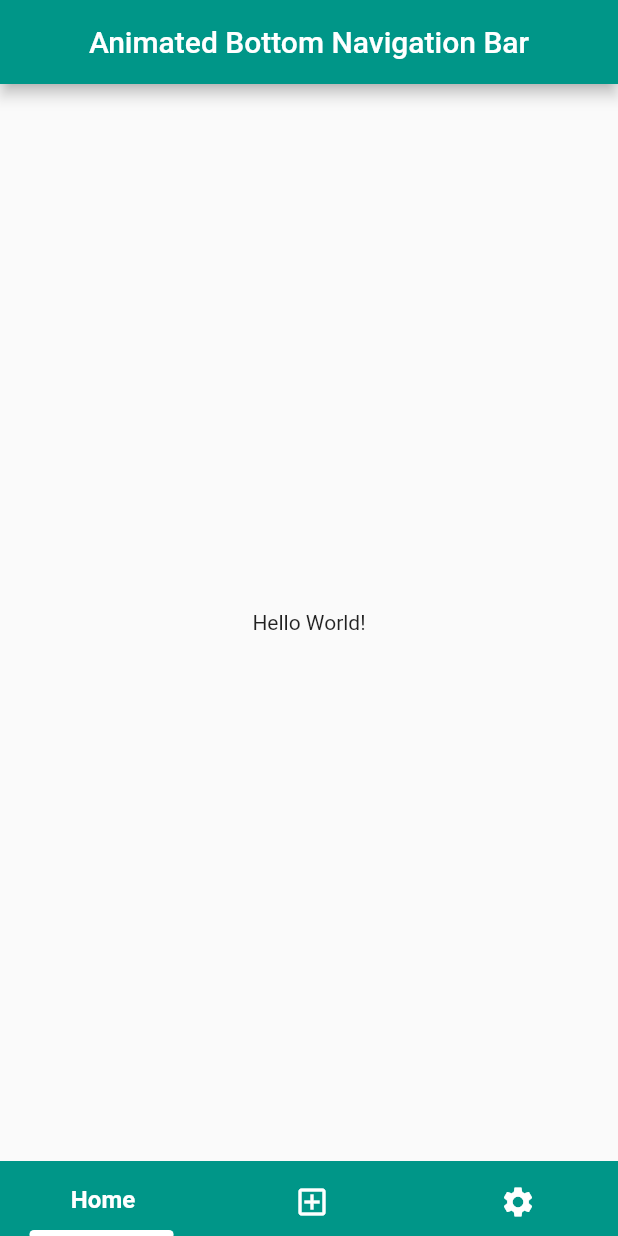
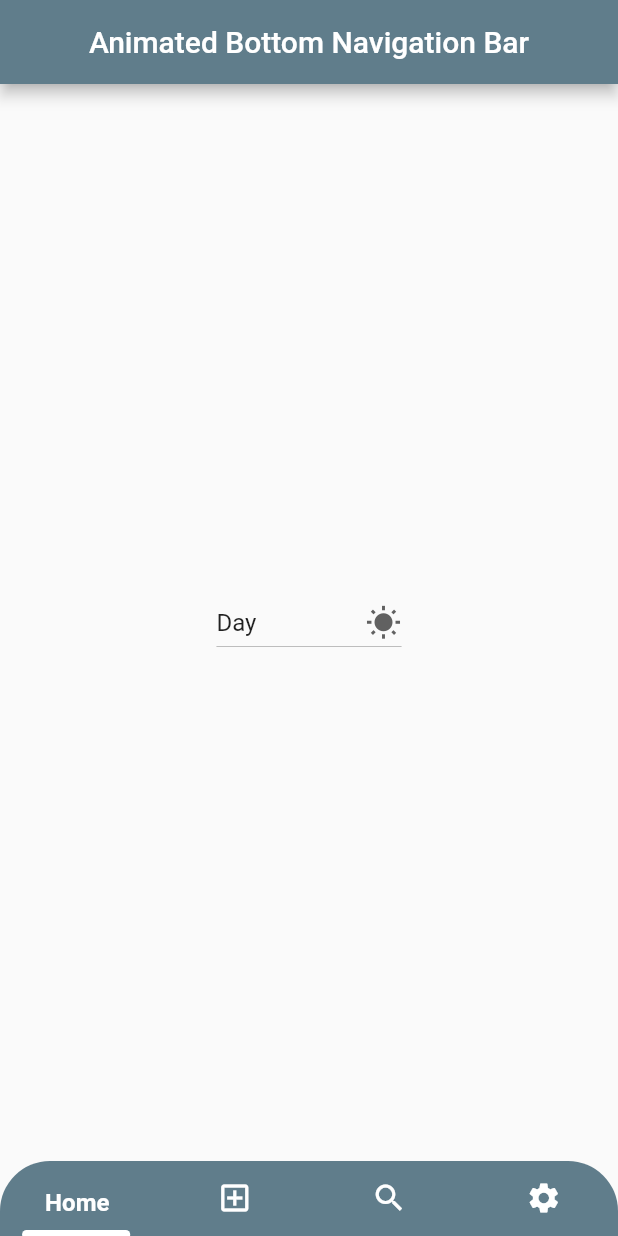
Before and after one commit to ikyilmaz/flutter-animated-bottom-navigation-bar, a Flutter app: the screen it shows after launch, on a phone screen of 412 x 824 dp. Run offline on Flutter 3.47's test engine with Material 2 defaults, Android fonts, the phone set to English and light mode, and no system bars.

Commit message:
some improvements

```diff
--- a/lib/main.dart
+++ b/lib/main.dart
@@ -5,14 +5,14 @@ void main(List<String> args) {
     MaterialApp(
       debugShowCheckedModeBanner: false,
       title: 'Animated Bottom Navigation Bar',
-      theme: ThemeData(primarySwatch: Colors.teal),
+      theme: ThemeData(primarySwatch: Colors.blueGrey),
       home: MyHomePage(),
     ),
   );
 }
 
 class MyHomePage extends StatefulWidget {
-  final List<NavItem> items = [
+  final List<NavItem> _navItems = [
     NavItem(
       icon: Icons.home,
       color: Colors.white,
@@ -24,11 +24,28 @@ class MyHomePage extends StatefulWidget {
       title: "Add",
     ),
     NavItem(
+      icon: Icons.search,
+      color: Colors.white,
+      title: "Search",
+    ),
+    NavItem(
       icon: Icons.settings,
       color: Colors.white,
       title: "Settings",
     ),
   ];
+
+  final List<String> dropdownItems = [
+    "Day",
+    "Night",
+    "Day and Night",
+    "Midnight"
+  ];
+
+  final double _navHeight = 50;
+
+  final Curve _curve = Curves.elasticOut;
+  final Duration _animationDuration = Duration(seconds: 1);
 
   MyHomePage({
     Key key,
@@ -40,33 +57,47 @@ class MyHomePage extends StatefulWidget {
 
 class _MyHomePageState extends State<MyHomePage> {
   int _activeIndex = 0;
-
-  final Curve _curve = Curves.elasticOut;
-  final Duration _animationDuration = Duration(seconds: 1);
+  String _value = "Day";
 
   @override
   Widget build(BuildContext context) {
     final Size size = MediaQuery.of(context).size;
-    final tabWidth = size.width / widget.items.length;
+    final tabWidth = size.width / widget._navItems.length;
 
     return Scaffold(
       appBar: AppBar(
         title: Text('Animated Bottom Navigation Bar'),
         centerTitle: true,
+        automaticallyImplyLeading: true,
       ),
       body: Center(
-        child: Text("Hello World!"),
+        child: DropdownButton(
+          icon: Icon(Icons.wb_sunny),
+          value: _value,
+          items: [
+            ...widget.dropdownItems.map(
+              (e) => DropdownMenuItem(
+                child: Text(e),
+                value: e,
+              ),
+            )
+          ],
+          onChanged: (value) => setState(() => _value = value),
+        ),
       ),
       bottomNavigationBar: Container(
         width: double.infinity,
         height: 50,
-        color: Theme.of(context).primaryColor,
+        decoration: BoxDecoration(
+            color: Theme.of(context).primaryColor,
+            borderRadius: BorderRadius.vertical(
+                top: Radius.circular(widget._navHeight / 1.5))),
         child: Stack(
           children: [
             Row(
               mainAxisAlignment: MainAxisAlignment.spaceAround,
               children: [
-                ...widget.items.asMap().entries.map((e) {
+                ...widget._navItems.asMap().entries.map((e) {
                   final int index = e.key;
                   final bool isActive = _activeIndex == index;
 
@@ -88,25 +119,35 @@ class _MyHomePageState extends State<MyHomePage> {
                         child: Stack(
                           children: [
                             AnimatedPositioned(
-                              duration: _animationDuration,
-                              curve: _curve,
-                              top: isActive ? -30 : 15,
+                              duration: widget._animationDuration,
+                              curve: widget._curve,
+                              top: isActive
+                                  ? -(widget._navHeight / 2)
+                                  : (widget._navHeight / 4),
                               left: tabWidth / 2 - 10,
                               child: Icon(
                                 e.value.icon,
-                                color: Colors.white,
+                                color: Theme.of(context)
+                                    .primaryTextTheme
+                                    .button
+                                    .color,
                               ),
                             ),
                             AnimatedPositioned(
-                              duration: _animationDuration,
-                              curve: _curve,
+                              duration: widget._animationDuration,
+                              curve: widget._curve,
                               width: tabWidth,
-                              bottom: isActive ? 15 : -30,
+                              bottom: isActive
+                                  ? (widget._navHeight / 4)
+                                  : -(widget._navHeight / 2),
                               child: Text(
                                 e.value.title,
                                 textAlign: TextAlign.center,
                                 style: TextStyle(
-                                  color: Colors.white,
+                                  color: Theme.of(context)
+                                      .primaryTextTheme
+                                      .button
+                                      .color,
                                   fontSize: 16,
                                   fontWeight: FontWeight.bold,
                                 ),
@@ -127,12 +168,12 @@ class _MyHomePageState extends State<MyHomePage> {
                 width: tabWidth * 0.7,
                 height: 6,
                 decoration: BoxDecoration(
-                  color: Colors.white,
+                  color: Theme.of(context).primaryTextTheme.button.color,
                   borderRadius: BorderRadius.circular(3),
                 ),
               ),
-              curve: _curve,
-              duration: _animationDuration,
+              curve: widget._curve,
+              duration: widget._animationDuration,
             )
           ],
         ),
```
